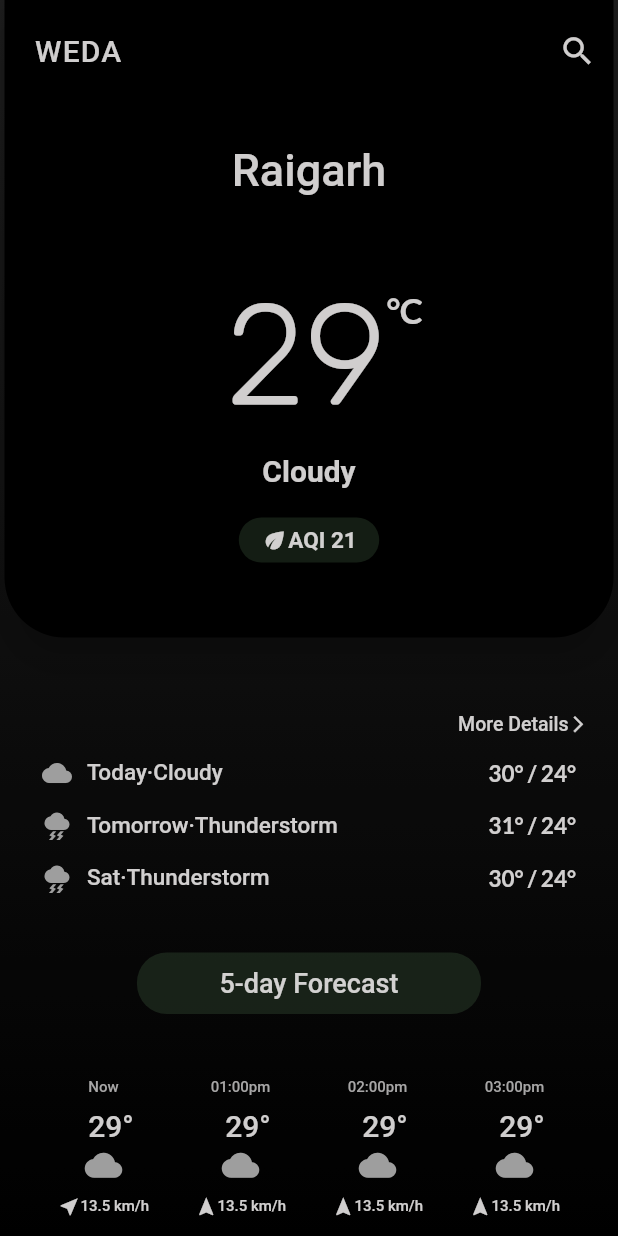
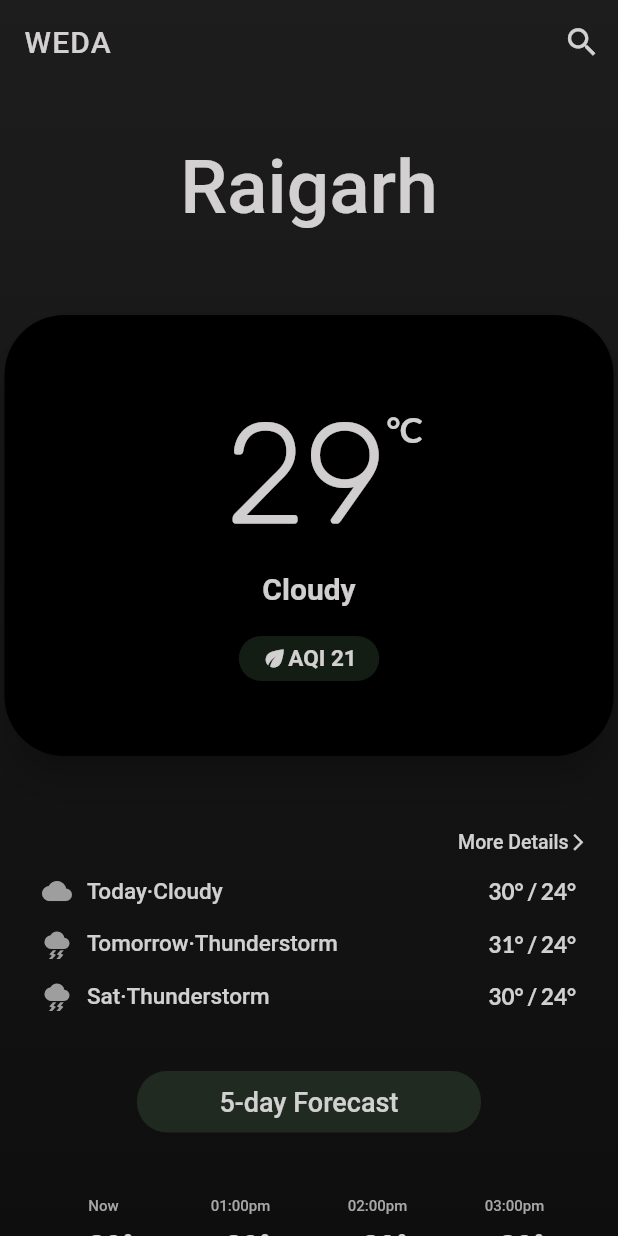
Before and after one commit to mr-rsr/Weda, a Flutter app: the screen it shows after launch, on a phone screen of 412 x 824 dp. Run offline on Flutter 3.47's test engine with Material 2 defaults, Android fonts, the phone set to English and light mode, and no system bars; our stand-ins replace google_fonts; Roboto replaces fonts that are missing (Acme).

Commit message:
SliverAppbar is added

```diff
--- a/lib/Screens/index.dart
+++ b/lib/Screens/index.dart
@@ -28,7 +28,8 @@
             begin: Alignment.bottomCenter,
             end: Alignment.topCenter,
             colors: [
-              /*Color.fromARGB(255, 109, 196, 228),*/ Color(0xff000000),
+              /*Color.fromARGB(255, 109, 196, 228),*/ Color.fromARGB(
+                  255, 18, 18, 18),
               Color(0xff242424)
             ],
           ),
@@ -60,35 +61,66 @@
             //         iconSize: 25),
             //   ],
             // ),
-            body: ListView(
-              children: <Widget>[
-                Padding(
-                  padding: const EdgeInsets.fromLTRB(3, 0, 3, 0),
-                  child: Material(
-                    borderRadius: const BorderRadius.only(
-                      bottomLeft: Radius.circular(40),
-                      bottomRight: Radius.circular(40),
+            body: NestedScrollView(
+              headerSliverBuilder: (context, innerBoxIsScrolled) => [
+                SliverAppBar(
+                  shape: const ContinuousRectangleBorder(
+                      borderRadius: BorderRadius.only(
+                          bottomLeft: Radius.circular(30),
+                          bottomRight: Radius.circular(50))),
+                  floating: true,
+                  pinned: true,
+                  snap: false,
+                  backgroundColor:
+                      innerBoxIsScrolled ? Colors.black : Colors.transparent,
+                  // backgroundColor:const  Color.fromARGB(
+                  // 255, 18, 18, 18),
+                  automaticallyImplyLeading: false,
+                  shadowColor: Colors.transparent,
+                  expandedHeight: 170,
+                  //expandedHeight: 100,
+                  //leadingWidth: 16.w,
+                  //centerTitle: true,
+                  // title: AppBar(
+                  //   backgroundColor: Colors.transparent,
+                  //   elevation: 0,
+                  //   title: Text(
+                  //     'WEDA',
+                  //     style: GoogleFonts.acme(
+                  //         textStyle: const TextStyle(
+                  //             color: fontColor, letterSpacing: .8)),
+                  //   ),
+                  //   actions: [
+                  //     IconButton(
+                  //         onPressed: () => {null},
+                  //         icon: const Icon(Icons.search),
+                  //         color: fontColor,
+                  //         iconSize: 25),
+                  //   ],
+                  // ),
+                  flexibleSpace: FlexibleSpaceBar(
+                    collapseMode: CollapseMode.pin,
+                    expandedTitleScale: 2,
+                    centerTitle: true,
+                    title: Text(
+                      'Raigarh',
+                      style: GoogleFonts.roboto(
+                        textStyle: const TextStyle(
+                            color: fontColor,
+                            fontSize: 25,
+                            fontWeight: FontWeight.w500),
                       ),
-                    color: Colors.black,
-                    shadowColor: const Color.fromARGB(255, 24, 24, 24),
-                    elevation: 10,
-                    child: Column(
-                      crossAxisAlignment: CrossAxisAlignment.center,
-                      children: [
-                        Padding(
-                          padding: const EdgeInsets.fromLTRB(20, 10, 0, 10),
-                          child: Row(
-                            mainAxisAlignment: MainAxisAlignment.spaceBetween,
-                            children: <Widget>[
-                              Text(
+                    ),
+                    background: AppBar(
+                      backgroundColor: Colors.transparent,
+                      elevation: 0,
+                      title: Text(
                         'WEDA',
                         style: GoogleFonts.acme(
                             textStyle: const TextStyle(
-                                        color: fontColor,
-                                        letterSpacing: .8,
-                                        fontSize: 20,
-                                        fontWeight: FontWeight.w500)),
+                                color: fontColor, letterSpacing: .8)),
                       ),
+                      actions: [
                         IconButton(
                             onPressed: () => {null},
                             icon: const Icon(Icons.search),
@@ -96,24 +128,67 @@
                             iconSize: 25),
                       ],
                     ),
+                    // background: Image.asset(
+                    //   "assets/images/1.jpg",
+                    //   fit: BoxFit.cover,
+                    // ),
                   ),
+                ),
+              ],
+              body: ListView(
+                children: <Widget>[
                   const SizedBox(
-                          height: 10,
+                    height: 40,
                   ),
                   Padding(
-                          padding: const EdgeInsets.only(top: 18.0),
-                          child: Center(
-                            child: Text(
-                              'Raigarh',
-                              style: GoogleFonts.roboto(
-                                textStyle: const TextStyle(
-                                    color: fontColor,
-                                    fontSize: 30,
-                                    fontWeight: FontWeight.w500),
-                              ),
-                            ),
-                          ),
-                        ),
+                    padding: const EdgeInsets.fromLTRB(3, 0, 3, 0),
+                    child: Material(
+                      borderRadius: BorderRadius.circular(40),
+                      color: Colors.black,
+                      shadowColor: const Color.fromARGB(255, 24, 24, 24),
+                      elevation: 10,
+                      child: Column(
+                        crossAxisAlignment: CrossAxisAlignment.center,
+                        children: [
+                          // Padding(
+                          //   padding: const EdgeInsets.fromLTRB(20, 10, 0, 10),
+                          //   child: Row(
+                          //     mainAxisAlignment: MainAxisAlignment.spaceBetween,
+                          //     children: <Widget>[
+                          //       // Text(
+                          //       //   'WEDA',
+                          //       //   style: GoogleFonts.acme(
+                          //       //       textStyle: const TextStyle(
+                          //       //           color: fontColor,
+                          //       //           letterSpacing: .8,
+                          //       //           fontSize: 20,
+                          //       //           fontWeight: FontWeight.w500)),
+                          //       // ),
+                          //       IconButton(
+                          //           onPressed: () => {null},
+                          //           icon: const Icon(Icons.search),
+                          //           color: fontColor,
+                          //           iconSize: 25),
+                          //     ],
+                          //   ),
+                          // ),
+                          // const SizedBox(
+                          //   height: 10,
+                          // ),
+                          // Padding(
+                          //   padding: const EdgeInsets.only(top: 18.0),
+                          //   child: Center(
+                          //     child: Text(
+                          //       'Raigarh',
+                          //       style: GoogleFonts.roboto(
+                          //         textStyle: const TextStyle(
+                          //             color: fontColor,
+                          //             fontSize: 30,
+                          //             fontWeight: FontWeight.w500),
+                          //       ),
+                          //     ),
+                          //   ),
+                          // ),
                           const SizedBox(
                             height: 50,
                           ),
@@ -249,8 +324,8 @@
                     const Divider(
                       color: fontColor,
                       thickness: 1,
-                    indent: 110,
-                    endIndent: 110,
+                      indent: 100,
+                      endIndent: 100,
                     ),
                     const SizedBox(
                       height: 20,
@@ -269,8 +344,12 @@
                         ),
                       ),
                     ),
+                    const SizedBox(
+                      height: 20,
+                    ),
                   ])
                 ],
+              ),
             ),
           ),
         ),
--- a/lib/components/wDetail.dart
+++ b/lib/components/wDetail.dart
@@ -9,7 +9,7 @@
   @override
   Widget build(BuildContext context) {
     return Padding(
-      padding: const EdgeInsets.all(8.0),
+      padding: const EdgeInsets.fromLTRB(8.0,8,8,20),
       child: Column(
         mainAxisAlignment: MainAxisAlignment.spaceBetween,
         crossAxisAlignment: CrossAxisAlignment.center,
@@ -23,7 +23,7 @@
               ),
             ),
           ),
-          SizedBox(height: 10,),
+          const SizedBox(height: 10,),
           Text(
                   value,
                   style: GoogleFonts.roboto(
--- a/lib/components/weatherDetail.dart
+++ b/lib/components/weatherDetail.dart
@@ -12,7 +12,7 @@
       shadowColor: const Color.fromARGB(255, 24, 24, 24),
       elevation: 10,
       child: Padding(
-        padding: const EdgeInsets.fromLTRB(5,20,5,20),
+        padding: const EdgeInsets.fromLTRB(5,30,5,20),
         child: Row(
           mainAxisAlignment: MainAxisAlignment.spaceAround,
           children: <Widget>[
```
Also changed, not shown: lib/Screens/cust.dart (added, +260 -0 lines), lib/main.dart (+3 -4 lines), 5 other files. Lines whose indentation alone changed are shown as unchanged.
